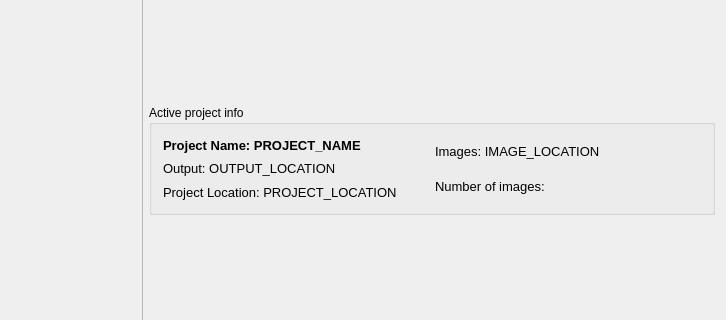
Before: the Qt Designer form ui/mainwindow.ui in lybros/appa, drawn with Qt 5; both pictures show x 341 to 1067 and y 96 to 416 of the 1067 by 723 pixel window.
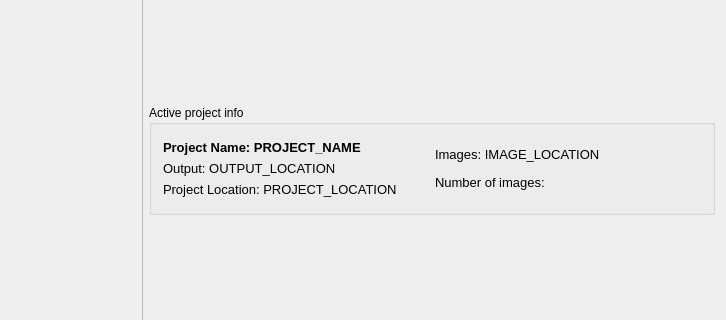
After: the same form once the commit is applied.

The edit to the form file:
```diff
--- a/ui/mainwindow.ui
+++ b/ui/mainwindow.ui
@@ -90,7 +90,7 @@
         <item>
          <widget class="QGroupBox" name="activeProjectInfo">
           <property name="sizePolicy">
-           <sizepolicy hsizetype="Preferred" vsizetype="Preferred">
+           <sizepolicy hsizetype="Preferred" vsizetype="Maximum">
             <horstretch>0</horstretch>
             <verstretch>0</verstretch>
            </sizepolicy>
@@ -113,10 +113,13 @@
           <layout class="QHBoxLayout" name="horizontalLayout_2">
            <item>
             <layout class="QVBoxLayout" name="verticalLayout_2">
+             <property name="spacing">
+              <number>2</number>
+             </property>
              <item>
               <widget class="QLabel" name="project_name_label">
                <property name="sizePolicy">
-                <sizepolicy hsizetype="Preferred" vsizetype="Preferred">
+                <sizepolicy hsizetype="Preferred" vsizetype="Maximum">
                  <horstretch>0</horstretch>
                  <verstretch>0</verstretch>
                 </sizepolicy>
@@ -135,6 +138,12 @@
              </item>
              <item>
               <widget class="QLabel" name="output_location_label">
+               <property name="sizePolicy">
+                <sizepolicy hsizetype="Preferred" vsizetype="Maximum">
+                 <horstretch>0</horstretch>
+                 <verstretch>0</verstretch>
+                </sizepolicy>
+               </property>
                <property name="font">
                 <font>
                  <pointsize>10</pointsize>
@@ -147,6 +156,12 @@
              </item>
              <item>
               <widget class="QLabel" name="project_location_label">
+               <property name="sizePolicy">
+                <sizepolicy hsizetype="Preferred" vsizetype="Maximum">
+                 <horstretch>0</horstretch>
+                 <verstretch>0</verstretch>
+                </sizepolicy>
+               </property>
                <property name="font">
                 <font>
                  <pointsize>10</pointsize>
@@ -161,8 +176,17 @@
            </item>
            <item>
             <layout class="QVBoxLayout" name="verticalLayout_3">
+             <property name="spacing">
+              <number>2</number>
+             </property>
              <item>
               <widget class="QLabel" name="images_location_label">
+               <property name="sizePolicy">
+                <sizepolicy hsizetype="Preferred" vsizetype="Maximum">
+                 <horstretch>0</horstretch>
+                 <verstretch>0</verstretch>
+                </sizepolicy>
+               </property>
                <property name="font">
                 <font>
                  <pointsize>10</pointsize>
@@ -171,18 +195,33 @@
                <property name="text">
                 <string>Images: IMAGE_LOCATION</string>
                </property>
+               <property name="alignment">
+                <set>Qt::AlignLeading|Qt::AlignLeft|Qt::AlignVCenter</set>
+               </property>
               </widget>
              </item>
              <item>
               <widget class="QLabel" name="number_images_label">
+               <property name="sizePolicy">
+                <sizepolicy hsizetype="Preferred" vsizetype="Maximum">
+                 <horstretch>0</horstretch>
+                 <verstretch>0</verstretch>
+                </sizepolicy>
+               </property>
                <property name="font">
                 <font>
                  <pointsize>10</pointsize>
                 </font>
                </property>
+               <property name="layoutDirection">
+                <enum>Qt::LeftToRight</enum>
+               </property>
                <property name="text">
                 <string>Number of images:</string>
                </property>
+               <property name="alignment">
+                <set>Qt::AlignLeading|Qt::AlignLeft|Qt::AlignVCenter</set>
+               </property>
               </widget>
              </item>
             </layout>
```
